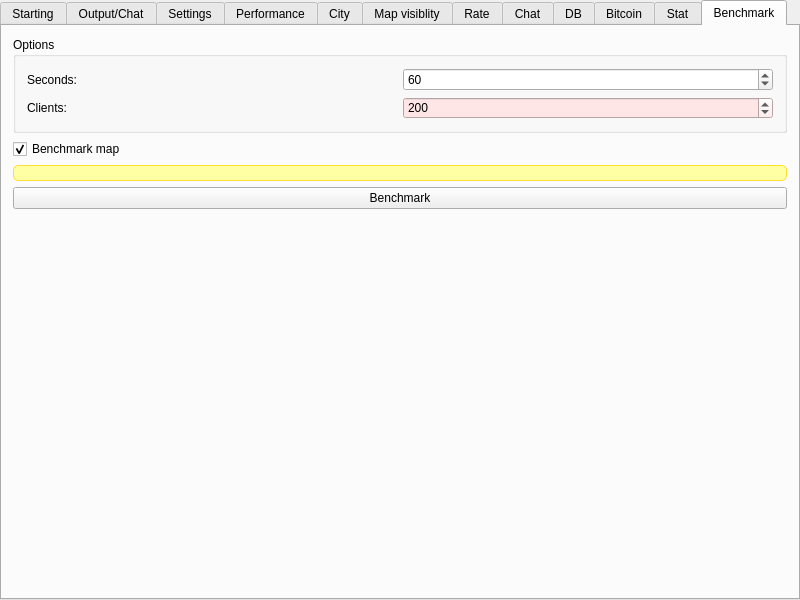
Old version of the form server/MainWindow.ui in the repository alphaonex86/CatchChallenger.
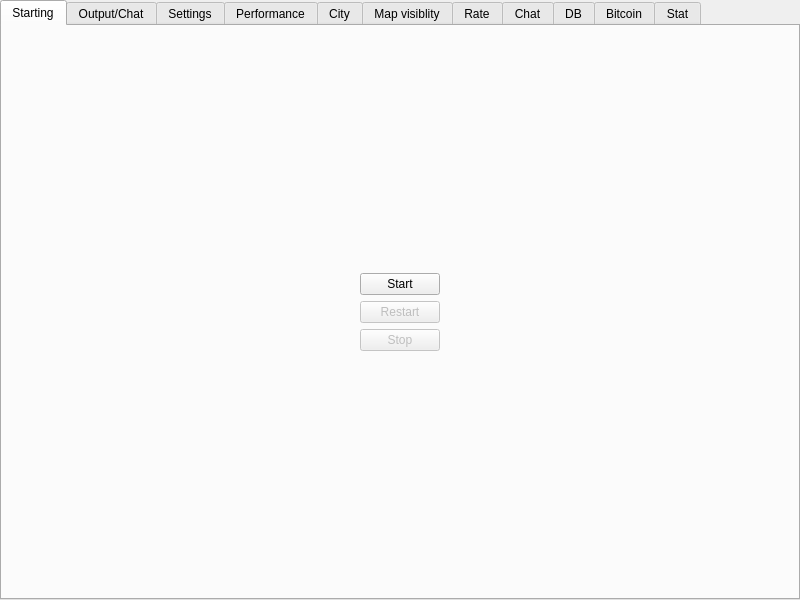
New version of the form. The open tabs and pages were chosen to show the change. Icons and pictures are not drawn.

Commit message: [Improvement] 8x performance improvement at idle time (client,server,shared lib,tools)

```diff
--- a/server/MainWindow.ui
+++ b/server/MainWindow.ui
@@ -1516,110 +1516,6 @@
         </item>
        </layout>
       </widget>
-      <widget class="QWidget" name="benchmark">
-       <attribute name="title">
-        <string>Benchmark</string>
-       </attribute>
-       <layout class="QVBoxLayout" name="verticalLayout_4">
-        <item>
-         <widget class="QGroupBox" name="groupBox">
-          <property name="title">
-           <string>Options</string>
-          </property>
-          <layout class="QGridLayout" name="gridLayout_3">
-           <item row="0" column="0">
-            <widget class="QLabel" name="label_15">
-             <property name="text">
-              <string>Seconds:</string>
-             </property>
-            </widget>
-           </item>
-           <item row="0" column="1">
-            <widget class="QSpinBox" name="benchmark_seconds">
-             <property name="minimum">
-              <number>1</number>
-             </property>
-             <property name="maximum">
-              <number>999999</number>
-             </property>
-             <property name="value">
-              <number>60</number>
-             </property>
-            </widget>
-           </item>
-           <item row="1" column="0">
-            <widget class="QLabel" name="label_17">
-             <property name="text">
-              <string>Clients:</string>
-             </property>
-            </widget>
-           </item>
-           <item row="1" column="1">
-            <widget class="QSpinBox" name="benchmark_clients">
-             <property name="styleSheet">
-              <string notr="true">background-color: rgb(255, 230, 230);</string>
-             </property>
-             <property name="minimum">
-              <number>1</number>
-             </property>
-             <property name="maximum">
-              <number>65535</number>
-             </property>
-             <property name="value">
-              <number>200</number>
-             </property>
-            </widget>
-           </item>
-          </layout>
-         </widget>
-        </item>
-        <item>
-         <widget class="QCheckBox" name="benchmark_benchmarkMap">
-          <property name="enabled">
-           <bool>true</bool>
-          </property>
-          <property name="text">
-           <string>Benchmark map</string>
-          </property>
-          <property name="checked">
-           <bool>true</bool>
-          </property>
-         </widget>
-        </item>
-        <item>
-         <widget class="QLabel" name="labelBenchTip">
-          <property name="styleSheet">
-           <string notr="true">background-color: rgb(255, 255, 163);
-border: 1px solid rgb(255, 221, 50);
-border-radius:5px;</string>
-          </property>
-          <property name="wordWrap">
-           <bool>true</bool>
-          </property>
-         </widget>
-        </item>
-        <item>
-         <widget class="QPushButton" name="pushButton_server_benchmark">
-          <property name="text">
-           <string>Benchmark</string>
-          </property>
-         </widget>
-        </item>
-        <item>
-         <spacer name="verticalSpacer_4">
-          <property name="orientation">
-           <enum>Qt::Vertical</enum>
-          </property>
-          <property name="sizeHint" stdset="0">
-           <size>
-            <width>20</width>
-            <height>220</height>
-           </size>
-          </property>
-         </spacer>
-        </item>
-       </layout>
-      </widget>
      </widget>
     </item>
    </layout>
```
Left out of the diff: 2 changed lines with no effect on the pictures. The commit also changes 47 other files.
